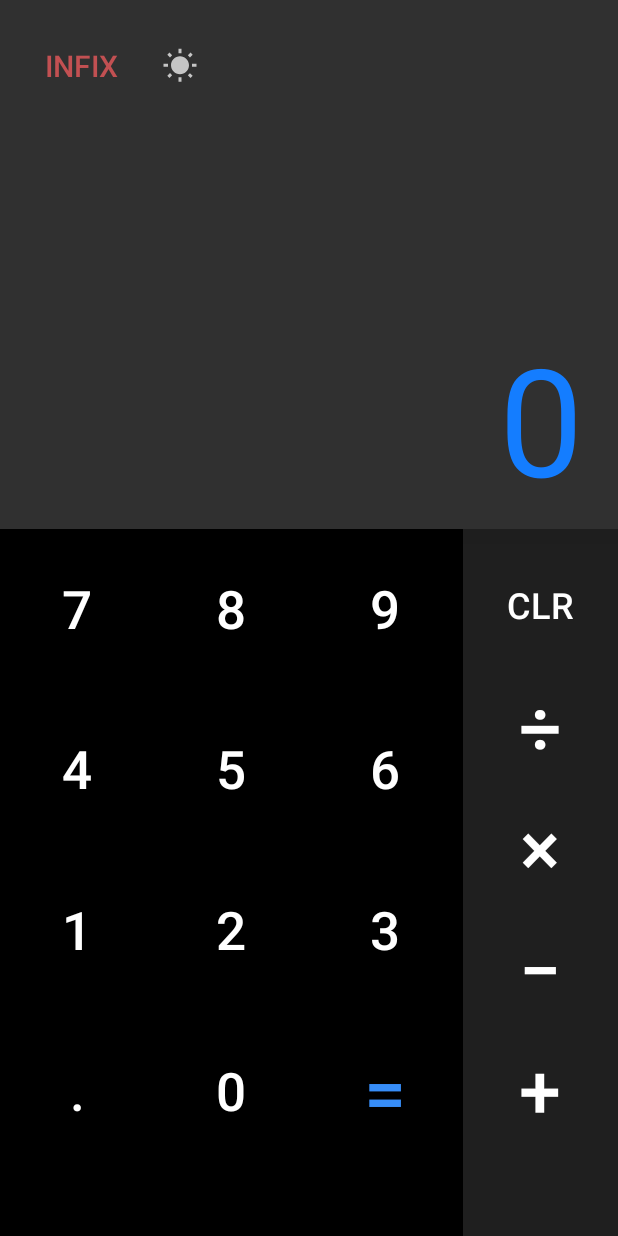
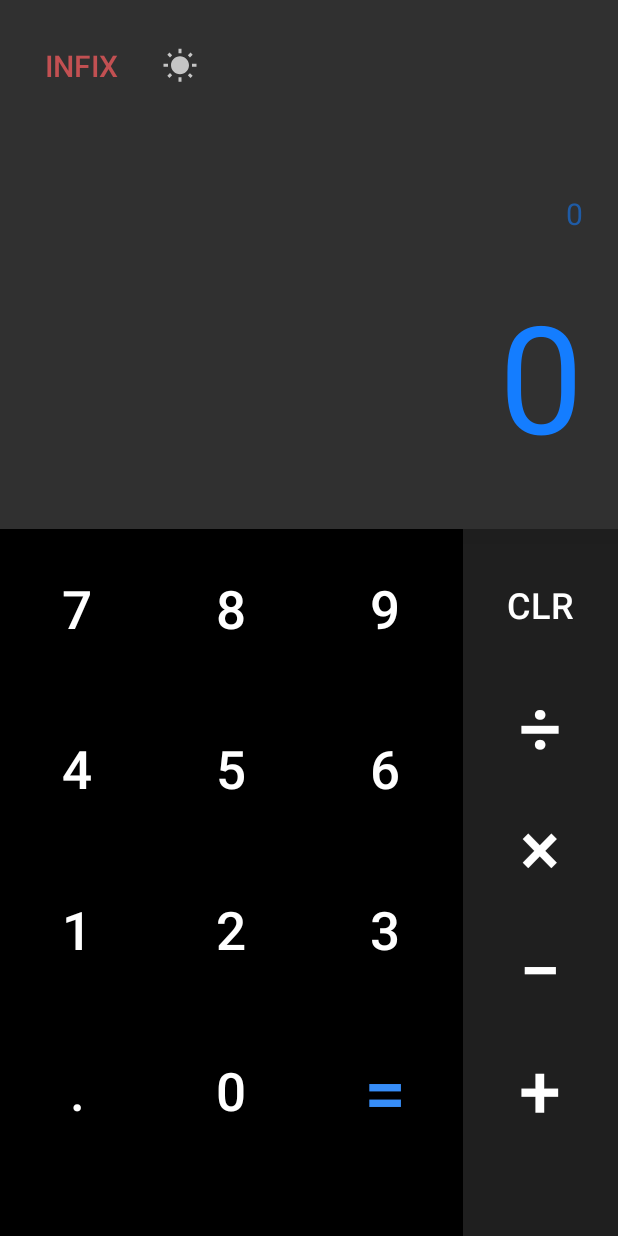
Before and after one commit to e-simpson/PlusPlus-Calculator, an Android app: the screen it shows after launch (MainActivity), on a phone screen of 412 x 824 dp. Run offline under Robolectric (Android 15) with nearby library versions, the phone set to English and light mode, and no system bars; our stand-ins replace ButterKnife; libraries missing offline, so code that uses them is left out: com.pes.androidmaterialcolorpickerdialog.

Commit message:
updated target sdk to 27 fixed styling fixed system window light/dark change removed all known warnings

```diff
--- a/app/build.gradle
+++ b/app/build.gradle
@@ -1,11 +1,11 @@
 apply plugin: 'com.android.application'
 
 android {
-    compileSdkVersion 26
+    compileSdkVersion 27
     defaultConfig {
         applicationId "clas.hci.calculator"
         minSdkVersion 19
-        targetSdkVersion 26
+        targetSdkVersion 27
         versionCode 1
         versionName "1.0"
         testInstrumentationRunner "android.support.test.runner.AndroidJUnitRunner"
@@ -20,7 +20,7 @@ android {
 
 dependencies {
     implementation fileTree(dir: 'libs', include: ['*.jar'])
-    implementation 'com.android.support:appcompat-v7:26.1.0'
+    implementation 'com.android.support:appcompat-v7:27.1.0'
     implementation 'com.android.support.constraint:constraint-layout:1.0.2'
     testImplementation 'junit:junit:4.12'
     androidTestImplementation 'com.android.support.test:runner:1.0.1'
--- a/app/src/main/java/clas/hci/calculator/MainActivity.java
+++ b/app/src/main/java/clas/hci/calculator/MainActivity.java
@@ -306,11 +306,12 @@ public class MainActivity extends AppCompatActivity {
 //    MAIN OVERRIDES FUNCTION------------------------------------------------
     @Override protected void onCreate(Bundle savedInstanceState) {
         super.onCreate(savedInstanceState);
-        setTheme();
+        applyTheme();
         setContentView(R.layout.activity_main);
         ButterKnife.bind(this);
         updateDisplay();
         checkSetCustomTheme();
+        checkSetLightSystemBars();
 
         if (Build.VERSION.SDK_INT >= Build.VERSION_CODES.KITKAT) {
             getWindow().setFlags(WindowManager.LayoutParams.FLAG_LAYOUT_NO_LIMITS, WindowManager.LayoutParams.FLAG_LAYOUT_NO_LIMITS);
@@ -326,6 +327,42 @@ public class MainActivity extends AppCompatActivity {
         int themeID = preferences.getInt("THEME", THEME.BLACK.ordinal());
         if (themeID == THEME.CUSTOM.ordinal()){
             findViewById(R.id.layout).setBackgroundColor(preferences.getInt("CUSTOM", R.color.black));
+        }
+    }
+
+    private void setLightSystemBars(boolean light){
+        if (light){
+            View someView = findViewById(R.id.layout);
+            if (Build.VERSION.SDK_INT >= Build.VERSION_CODES.M) {
+                someView.setSystemUiVisibility(someView.getSystemUiVisibility() | View.SYSTEM_UI_FLAG_LIGHT_STATUS_BAR);
+            }
+            if (Build.VERSION.SDK_INT >= 27) {
+                someView.setSystemUiVisibility(someView.getSystemUiVisibility() | View.SYSTEM_UI_FLAG_LIGHT_NAVIGATION_BAR);
+            }
+        }
+        else{
+            View someView = findViewById(R.id.layout);
+            if (Build.VERSION.SDK_INT >= Build.VERSION_CODES.M) {
+                someView.setSystemUiVisibility(someView.getSystemUiVisibility());
+            }
+            if (Build.VERSION.SDK_INT >= 27) {
+                someView.setSystemUiVisibility(someView.getSystemUiVisibility());
+            }
+        }
+    }
+
+    private void checkSetLightSystemBars(){
+        SharedPreferences preferences = PreferenceManager.getDefaultSharedPreferences(getBaseContext());
+        int themeID = preferences.getInt("THEME", THEME.BLACK.ordinal());
+
+        if (themeID == THEME.BLACK.ordinal()){setLightSystemBars(false);}
+        else if (themeID == THEME.WHITE.ordinal()){setLightSystemBars(true);}
+        else if ( themeID == THEME.CUSTOM.ordinal()){
+            int color = preferences.getInt("CUSTOM", R.color.black);
+            double darkness = 1-(0.299*Color.red(color) + 0.587*Color.green(color) + 0.114*Color.blue(color))/255;
+
+            if(darkness<0.5){setLightSystemBars(true);}
+            else{setLightSystemBars(false);}
         }
     }
 
@@ -352,39 +389,33 @@ public class MainActivity extends AppCompatActivity {
         final SharedPreferences preferences = PreferenceManager.getDefaultSharedPreferences(getBaseContext());
         int color = preferences.getInt("CUSTOM", Color.argb(255,127,127,127));
 
-        final ColorPicker picker = new ColorPicker(MainActivity.this, Color.alpha(color), Color.red(color), Color.green(color), Color.blue(color));
+        final ColorPicker picker = new ColorPicker(MainActivity.this, Color.red(color), Color.green(color), Color.blue(color));
         picker.setCallback(new ColorPickerCallback() {
             @Override public void onColorChosen(int color) {
-
                 preferences.edit().putInt("THEME", THEME.CUSTOM.ordinal()).apply();
                 preferences.edit().putInt("CUSTOM", color).apply();
+                picker.hide();
                 recreate();
-                picker.hide();
             }
         });
         picker.show();
         return true;
     }
 
-    private void setTheme(){
+    private void applyTheme(){
         SharedPreferences preferences = PreferenceManager.getDefaultSharedPreferences(getBaseContext());
         int themeID = preferences.getInt("THEME", THEME.BLACK.ordinal());
 
-        if (themeID == THEME.BLACK.ordinal()){
-            super.setTheme(R.style.BlackAppTheme);
-        }
-        else if (themeID == THEME.WHITE.ordinal()){
-            super.setTheme(R.style.WhiteAppTheme);
-        }
+        if (themeID == THEME.BLACK.ordinal()){super.setTheme(R.style.BlackAppTheme);}
+        else if (themeID == THEME.WHITE.ordinal()){super.setTheme(R.style.WhiteAppTheme);}
         else if ( themeID == THEME.CUSTOM.ordinal()){
             int color = preferences.getInt("CUSTOM", R.color.black);
             double darkness = 1-(0.299*Color.red(color) + 0.587*Color.green(color) + 0.114*Color.blue(color))/255;
-            if(darkness<0.5){ super.setTheme(R.style.WhiteAppTheme);}
+
+            if(darkness<0.5){super.setTheme(R.style.WhiteAppTheme);}
             else{super.setTheme(R.style.BlackAppTheme);}
         }
     }
 
 
-
-
 }
--- a/app/src/main/res/layout/activity_main.xml
+++ b/app/src/main/res/layout/activity_main.xml
@@ -56,14 +56,15 @@
             android:background="?android:textColorTertiary"
             android:elevation="10dp"
             android:orientation="vertical"
-            tools:ignore="RtlSymmetry">
+            tools:ignore="RtlSymmetry,UnusedAttribute">
 
             <ScrollView
                 android:id="@+id/expressionScroll"
-                android:layout_width="280dp"
+                android:layout_width="match_parent"
                 android:layout_height="0dp"
                 android:layout_gravity="end"
                 android:layout_weight="1"
+                android:padding="0dp"
                 android:paddingBottom="18dp"
                 android:overScrollMode="never"
                 android:scrollbarSize="2dp"
@@ -77,14 +78,14 @@
                     android:layout_width="match_parent"
                     android:layout_height="wrap_content"
                     android:gravity="bottom"
+                    android:layout_gravity="bottom"
                     android:paddingEnd="23dp"
-                    android:text="\n\n"
                     android:textAlignment="viewEnd"
+                    android:text="@string/_0"
                     android:textColor="@color/colorAccentLighter"
                     android:textSize="20sp"
                     tools:ignore="RtlCompat"
                     android:background="@color/transparent"/>
-
             </ScrollView>
 
             <android.support.v7.widget.AppCompatTextView
@@ -96,15 +97,16 @@
                 android:singleLine="true"
                 android:textAlignment="viewEnd"
                 android:textColor="@color/colorAccentLight"
+                android:text="@string/_0"
                 android:textSize="30sp"
                 tools:ignore="RtlCompat"
-                android:background="@color/transparent"/>
-
+                android:background="@color/transparent" />
 
             <HorizontalScrollView
                 android:id="@+id/inputScroll"
                 android:layout_width="wrap_content"
-                android:layout_height="wrap_content"
+                android:layout_height="0dp"
+                android:layout_weight="1"
                 android:layout_gravity="end"
                 android:clickable="false"
                 android:foreground="@drawable/input_ripple"
@@ -126,7 +128,7 @@
                     android:scrollHorizontally="true"
                     android:singleLine="true"
 
-                    android:text="0"
+                    android:text="@string/_0"
                     android:textAlignment="textEnd"
                     android:textColor="@color/colorAccent"
                     android:includeFontPadding="false"
@@ -315,7 +317,8 @@
                 android:background="?android:textColorSecondary"
                 android:orientation="vertical"
                 android:paddingTop="10dp"
-                android:elevation="10dp">
+                android:elevation="10dp"
+                tools:ignore="UnusedAttribute">
 
 
                 <android.support.v7.widget.AppCompatButton
--- a/app/src/main/res/values/colors.xml
+++ b/app/src/main/res/values/colors.xml
@@ -1,5 +1,6 @@
 <?xml version="1.0" encoding="utf-8"?>
 <resources>
+    <!--main blue accent-->
     <color name="colorAccent">#147dff</color>
     <color name="colorAccentLight">#bd147dff</color>
     <color name="colorAccentLighter">#91147dff</color>
@@ -13,12 +14,11 @@
     <color name="green">#b605f177</color>
     <color name="blue">#378ef9</color>
 
+    <!--transparent modifying colours-->
     <color name="transparent">#00000000</color>
     <color name="transLight">#3a898989</color>
     <color name="transLighter">#5e848484</color>
-
-
-    <color name="whiteDark">#18000000</color>
-    <color name="whiteDarker">#26000000</color>
+    <color name="transDark">#0c000000</color>
+    <color name="transDarker">#14000000</color>
 
 </resources>
--- a/app/src/main/res/values/styles.xml
+++ b/app/src/main/res/values/styles.xml
@@ -7,8 +7,6 @@
         <item name="android:textColorSecondary">@color/transLight</item>
         <item name="android:textColorTertiary">@color/transLighter</item>
 
-        <item name="android:windowLightStatusBar" tools:targetApi="m">false</item>
-        <item name="android:navigationBarColor" tools:targetApi="lollipop">@color/white</item>
         <item name="android:buttonStyle" tools:targetApi="lollipop">@style/DefaultButtonTheme</item>
     </style>
 
@@ -16,28 +14,21 @@
         <item name="android:backgroundTint" tools:targetApi="lollipop">@color/colorAccent</item>
     </style>
 
+
     <style name="BlackAppTheme" parent="AppTheme">
         <item name="colorPrimary">@color/black</item>
         <item name="colorPrimaryDark">@color/black</item>
+
         <item name="android:textColor">@color/white</item>
-
         <item name="android:textColorSecondary">@color/transLight</item>
         <item name="android:textColorTertiary">@color/transLighter</item>
-
-        <item name="android:windowLightStatusBar" tools:targetApi="m">false</item>
     </style>
 
 
     <style name="WhiteAppTheme" parent="AppTheme">
-        <item name="colorPrimary">@color/white</item>
-        <item name="colorPrimaryDark">@color/white</item>
         <item name="android:textColor">@color/black</item>
-
-        <item name="android:textColorSecondary">@color/whiteDark</item>
-        <item name="android:textColorTertiary">@color/whiteDarker</item>
-
-        <item name="android:windowLightStatusBar" tools:targetApi="m">true</item>
-        <!--<item name="android:windowLightNavigationBar" tools:targetApi="o">true</item>-->
+        <item name="android:textColorSecondary">@color/transDark</item>
+        <item name="android:textColorTertiary">@color/transDarker</item>
     </style>
 
 </resources>
```
Also changed, not shown: app/src/main/AndroidManifest.xml (+6 -4 lines).
